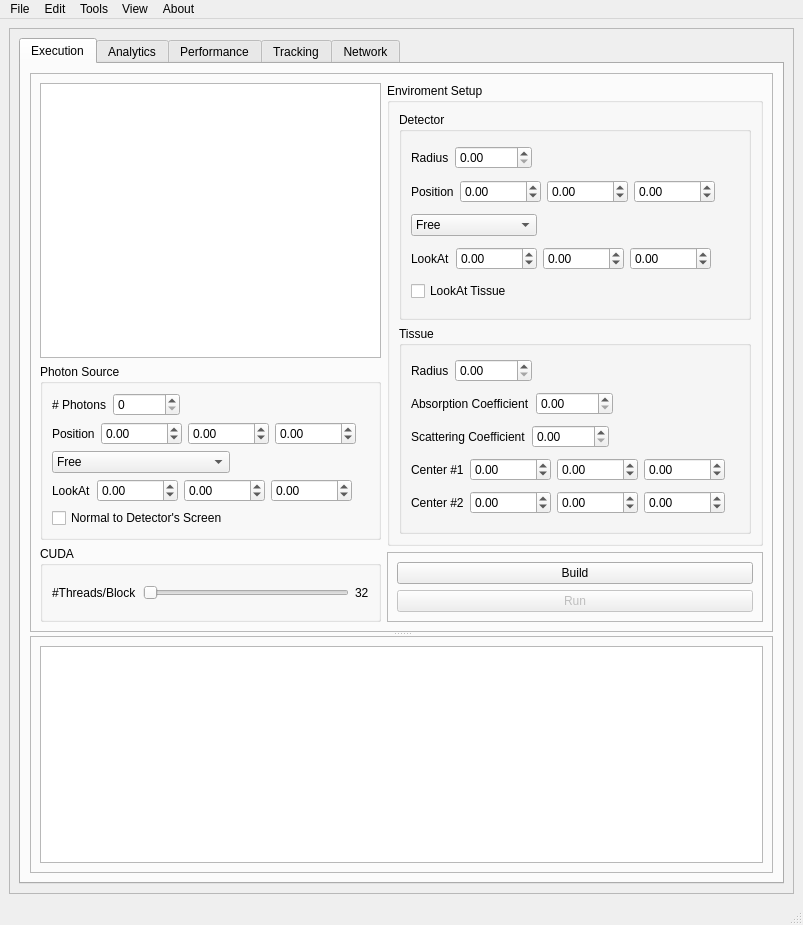
Above: gui/RandomWalk_Ui/minimal.ui from The4ofUs/Monte-Carlo-Simulation-of-Light-Propagation before the change. Below: the same form after it.
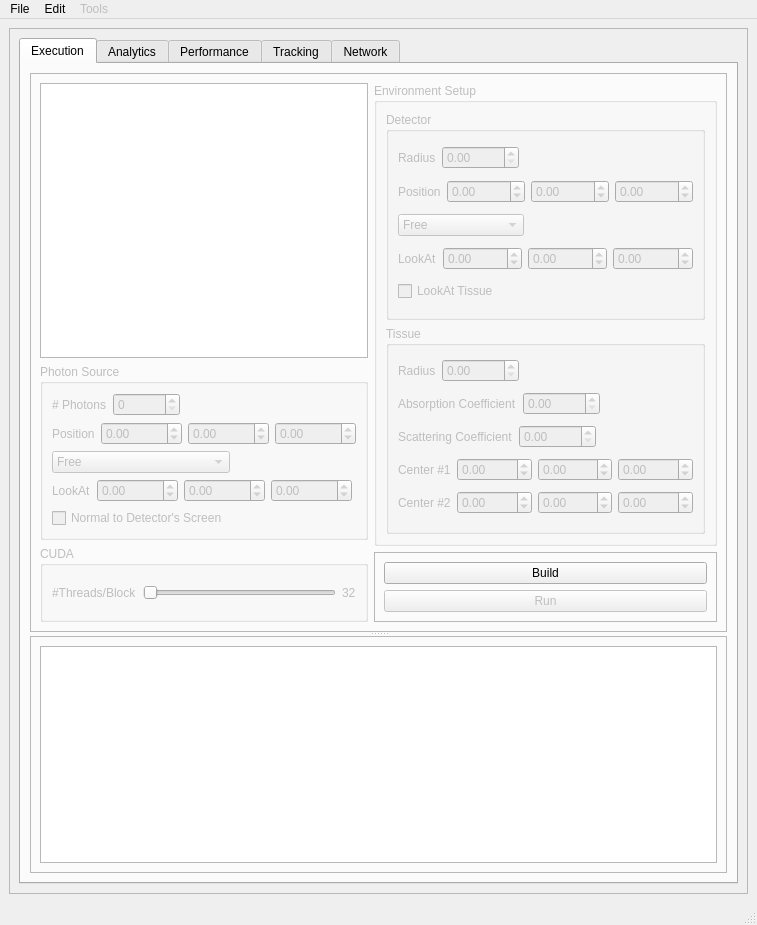
That is the form after the change. Custom widgets are drawn as their Qt base class.

What changed in the file:
```diff
--- a/gui/RandomWalk_Ui/minimal.ui
+++ b/gui/RandomWalk_Ui/minimal.ui
@@ -6,7 +6,7 @@
    <rect>
     <x>0</x>
     <y>0</y>
-    <width>803</width>
+    <width>757</width>
     <height>925</height>
    </rect>
   </property>
@@ -57,9 +57,12 @@
               </property>
               <layout class="QGridLayout" name="gridLayout_9">
                <item row="0" column="1" rowspan="3">
-                <widget class="QGroupBox" name="groupBox">
+                <widget class="QGroupBox" name="environmentGroupBox">
+                 <property name="enabled">
+                  <bool>false</bool>
+                 </property>
                  <property name="title">
-                  <string>Enviroment Setup</string>
+                  <string>Environment Setup</string>
                  </property>
                  <layout class="QVBoxLayout" name="verticalLayout">
                   <item>
@@ -493,7 +496,10 @@
                 <widget class="QGraphicsView" name="graphicsView"/>
                </item>
                <item row="1" column="0">
-                <widget class="QGroupBox" name="groupBox_4">
+                <widget class="QGroupBox" name="pSourceGroupBox">
+                 <property name="enabled">
+                  <bool>false</bool>
+                 </property>
                  <property name="title">
                   <string>Photon Source</string>
                  </property>
@@ -705,7 +711,10 @@
                 </widget>
                </item>
                <item row="2" column="0" rowspan="2">
-                <widget class="QGroupBox" name="groupBox_5">
+                <widget class="QGroupBox" name="cudaGroupBox">
+                 <property name="enabled">
+                  <bool>false</bool>
+                 </property>
                  <property name="title">
                   <string>CUDA</string>
                  </property>
@@ -1056,7 +1065,7 @@
     <rect>
      <x>0</x>
      <y>0</y>
-     <width>803</width>
+     <width>757</width>
      <height>22</height>
     </rect>
    </property>
@@ -1072,7 +1081,10 @@
      <string>Edit</string>
     </property>
    </widget>
-   <widget class="QMenu" name="menuView">
+   <widget class="QMenu" name="menuTools">
+    <property name="enabled">
+     <bool>false</bool>
+    </property>
     <property name="title">
      <string>Tools</string>
     </property>
@@ -1087,21 +1099,9 @@
     </widget>
     <addaction name="menuFill_with_Sample_parameters"/>
    </widget>
-   <widget class="QMenu" name="menuAbout">
-    <property name="title">
-     <string>View</string>
-    </property>
-   </widget>
-   <widget class="QMenu" name="menuAbout_2">
-    <property name="title">
-     <string>About</string>
-    </property>
-   </widget>
    <addaction name="menuFile"/>
    <addaction name="menuEdit"/>
-   <addaction name="menuView"/>
-   <addaction name="menuAbout"/>
-   <addaction name="menuAbout_2"/>
+   <addaction name="menuTools"/>
   </widget>
   <action name="actionplaceholder">
    <property name="text">
```
Left out of the diff: 12 changed lines with no effect on the pictures.
